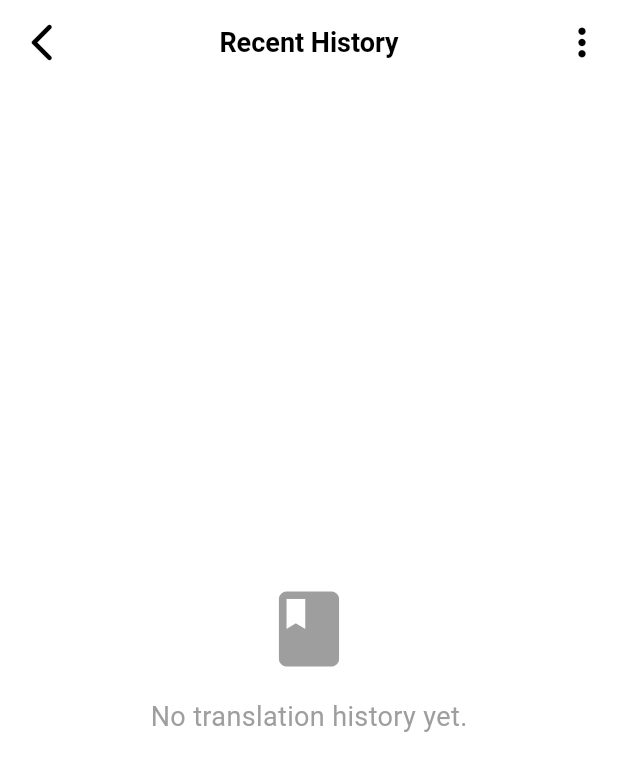
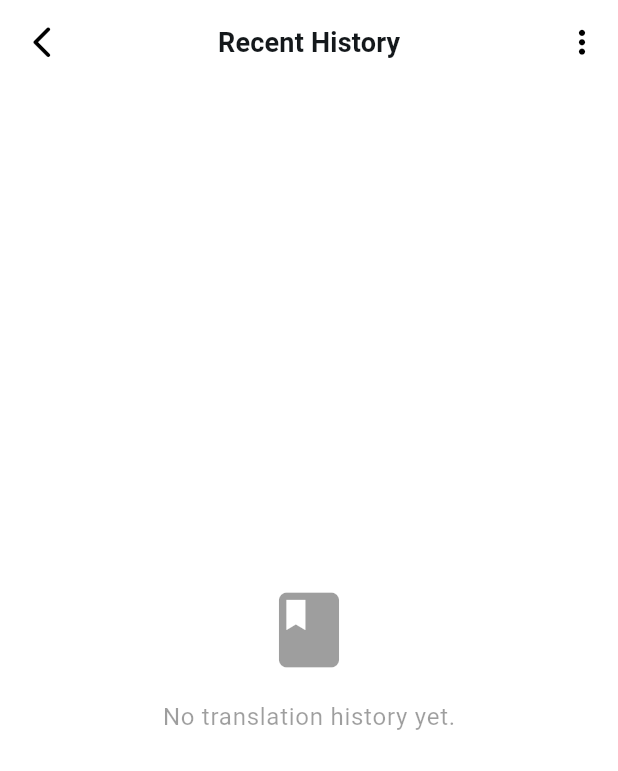
Before and after one commit to jonaldpaner/BadBad, a Flutter app: the HistoryPageWidget screen opened directly, on a phone screen of 412 x 824 dp. Shown: the top 771 px of the screen. Run offline on Flutter 3.47's test engine with Material 3 defaults, Android fonts, the phone set to English and light mode, and no system bars; our stand-ins replace camera, cloud_firestore, firebase_auth, firebase_core, image_picker; missing offline and left inert: google_mlkit_text_recognition; accounts and stored records are empty.

Commit message:
adding the dark and light mode

```diff
--- a/lib/components/home_drawer.dart
+++ b/lib/components/home_drawer.dart
@@ -36,7 +36,7 @@ class HomeDrawer extends StatelessWidget {
                   ),
                   IconButton(
                     icon: Icon(Icons.arrow_back_ios_rounded,
-                      color: isDark ? Colors.white : Colors.black,
+                      color: isDark ? Colors.white : Colors.black, size: 25,
                     ),
                     onPressed: () => Navigator.pop(context),
                     tooltip: 'Close Menu',
--- a/lib/pages/camera_page.dart
+++ b/lib/pages/camera_page.dart
@@ -195,6 +195,7 @@ class _CameraPageState extends State<CameraPage> {
                                   icon: const Icon(
                                     Icons.arrow_back_ios_new_rounded,
                                     color: Colors.white,
+                                    size: 25,
                                   ),
                                   onPressed: () => Navigator.pop(context),
                                 ),
--- a/lib/pages/history_page.dart
+++ b/lib/pages/history_page.dart
@@ -91,42 +91,42 @@ class _HistoryPageWidgetState extends State<HistoryPageWidget> {
   @override
   Widget build(BuildContext context) {
     final theme = Theme.of(context);
+    final isDark = theme.brightness == Brightness.dark;
     final User? user = _auth.currentUser; // Get current user here
 
     // ADDED: Display message if user is not logged in
     if (user == null) {
       return Scaffold(
         appBar: AppBar(
-          backgroundColor: Colors.white,
+          backgroundColor: theme.scaffoldBackgroundColor,
           leading: IconButton(
-            icon: const Icon(
+            icon: Icon(
               Icons.arrow_back_ios_new_rounded,
-              color: Colors.black,
-              size: 30,
+              color: theme.iconTheme.color,
+              size: 25,
             ),
             onPressed: () => Navigator.of(context).pop(),
             tooltip: 'Back',
           ),
-          title: const Text(
+          title: Text(
             'Recent History',
-            style: TextStyle(
-              color: Colors.black,
+            style: theme.textTheme.titleLarge?.copyWith(
+              color: theme.textTheme.bodyLarge?.color,
               fontWeight: FontWeight.w600,
-              fontSize: 18,
             ),
           ),
           centerTitle: true,
           elevation: 0,
         ),
-        body: const Center(
+        body: Center(
           child: Column(
             mainAxisAlignment: MainAxisAlignment.center,
             children: [
-              Icon(Icons.login, size: 60, color: Colors.grey),
-              SizedBox(height: 16),
+              Icon(Icons.login, size: 60, color: theme.disabledColor),
+              const SizedBox(height: 16),
               Text(
                 'Please log in to view your history.',
-                style: TextStyle(fontSize: 18, color: Colors.grey),
+                style: theme.textTheme.bodyLarge?.copyWith(color: theme.disabledColor),
               ),
             ],
           ),
@@ -159,44 +159,43 @@ class _HistoryPageWidgetState extends State<HistoryPageWidget> {
         if (!snapshot.hasData || snapshot.data!.docs.isEmpty) {
           return Scaffold(
             appBar: AppBar(
-              backgroundColor: Colors.white,
+              backgroundColor: theme.scaffoldBackgroundColor,
               leading: IconButton(
-                icon: const Icon(
+                icon: Icon(
                   Icons.arrow_back_ios_new_rounded,
-                  color: Colors.black,
-                  size: 30,
+                  color: theme.iconTheme.color,
+                  size: 25,
                 ),
                 onPressed: () => Navigator.of(context).pop(),
                 tooltip: 'Back',
               ),
-              title: const Text(
+              title: Text(
                 'Recent History',
-                style: TextStyle(
-                  color: Colors.black,
+                style: theme.textTheme.titleMedium?.copyWith(
+                  color: theme.textTheme.bodyLarge?.color,
                   fontWeight: FontWeight.w600,
-                  fontSize: 18,
                 ),
               ),
               centerTitle: true,
               elevation: 0,
               actions: [
                 IconButton(
-                  icon: const Icon(Icons.more_vert, size: 30),
-                  color: Colors.black,
+                  icon: const Icon(Icons.more_vert, size: 25),
+                  color: theme.iconTheme.color,
                   onPressed: _clearAllHistory,
                   tooltip: 'Clear all history',
                 ),
               ],
             ),
-            body: const Center(
+            body: Center(
               child: Column(
                 mainAxisAlignment: MainAxisAlignment.center,
                 children: [
-                  Icon(Icons.book, size: 60, color: Colors.grey),
-                  SizedBox(height: 16),
+                  Icon(Icons.book, size: 60, color: theme.disabledColor),
+                  const SizedBox(height: 16),
                   Text(
                     'No translation history yet.',
-                    style: TextStyle(fontSize: 18, color: Colors.grey),
+                    style: theme.textTheme.bodyLarge?.copyWith(color: theme.disabledColor),
                   ),
                 ],
               ),
@@ -250,33 +249,32 @@ class _HistoryPageWidgetState extends State<HistoryPageWidget> {
 
         return Scaffold(
           key: scaffoldKey,
-          backgroundColor: Colors.white,
+          backgroundColor: theme.scaffoldBackgroundColor,
           appBar: AppBar(
-            backgroundColor: Colors.white,
+            backgroundColor: theme.scaffoldBackgroundColor,
             automaticallyImplyLeading: false,
             leading: IconButton(
-              icon: const Icon(
+              icon: Icon(
                 Icons.arrow_back_ios_new_rounded,
-                color: Colors.black,
-                size: 30,
+                color: theme.iconTheme.color,
+                size: 25,
               ),
               onPressed: () => Navigator.of(context).pop(),
               tooltip: 'Back',
             ),
-            title: const Text(
+            title: Text(
               'Recent History',
-              style: TextStyle(
-                color: Colors.black,
+              style: theme.textTheme.titleMedium?.copyWith(
+                color: theme.textTheme.bodyLarge?.color,
                 fontWeight: FontWeight.w600,
-                fontSize: 18,
               ),
             ),
             centerTitle: true,
             elevation: 0,
             actions: [
               IconButton(
-                icon: const Icon(Icons.more_vert, size: 30),
-                color: Colors.black,
+                icon: const Icon(Icons.more_vert, size: 25),
+                color: theme.iconTheme.color,
                 onPressed: _clearAllHistory,
                 tooltip: 'Clear all history',
               ),
--- a/lib/pages/home_page.dart
+++ b/lib/pages/home_page.dart
@@ -106,11 +106,11 @@ class _HomePageState extends State<HomePage> {
                   mainAxisAlignment: MainAxisAlignment.spaceBetween,
                   children: [
                     IconButton(
-                      icon: Icon(Icons.menu_rounded, color: theme.iconTheme.color),
+                      icon: Icon(Icons.menu_rounded, color: theme.iconTheme.color,size: 25,),
                       onPressed: () => scaffoldKey.currentState?.openDrawer(),
                     ),
                     IconButton(
-                      icon: Icon(Icons.person_outline, color: theme.iconTheme.color),
+                      icon: Icon(Icons.person_outline, color: theme.iconTheme.color, size: 25,),
                       onPressed: showLoginDialog,
                     ),
                   ],
```
Also changed, not shown: lib/components/history_card.dart (+9 -8 lines), lib/components/translation_card.dart (+18 -11 lines), lib/pages/favorites_page.dart (+23 -11 lines), lib/pages/translation_page.dart (+18 -10 lines).
